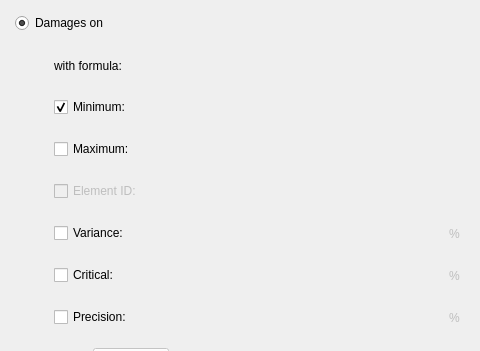
Before: the Qt Designer form Editor/Dialogs/Systems/dialogsystemeffect.ui in RPG-Paper-Maker/RPG-Paper-Maker, drawn with Qt 5; both pictures show x 0 to 480 and y 0 to 351 of the 572 by 673 pixel window.
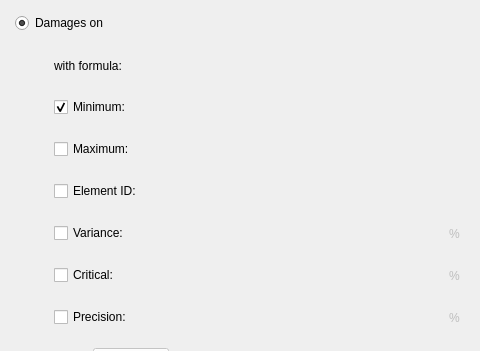
After: the same form once the commit is applied. Custom widgets are drawn as their Qt base class.

Patch:
```diff
--- a/Editor/Dialogs/Systems/dialogsystemeffect.ui
+++ b/Editor/Dialogs/Systems/dialogsystemeffect.ui
@@ -134,7 +134,7 @@
        <item row="4" column="1" colspan="2">
         <widget class="QCheckBox" name="checkBoxElementID">
          <property name="enabled">
-          <bool>false</bool>
+          <bool>true</bool>
          </property>
          <property name="text">
           <string>Element ID:</string>
```
